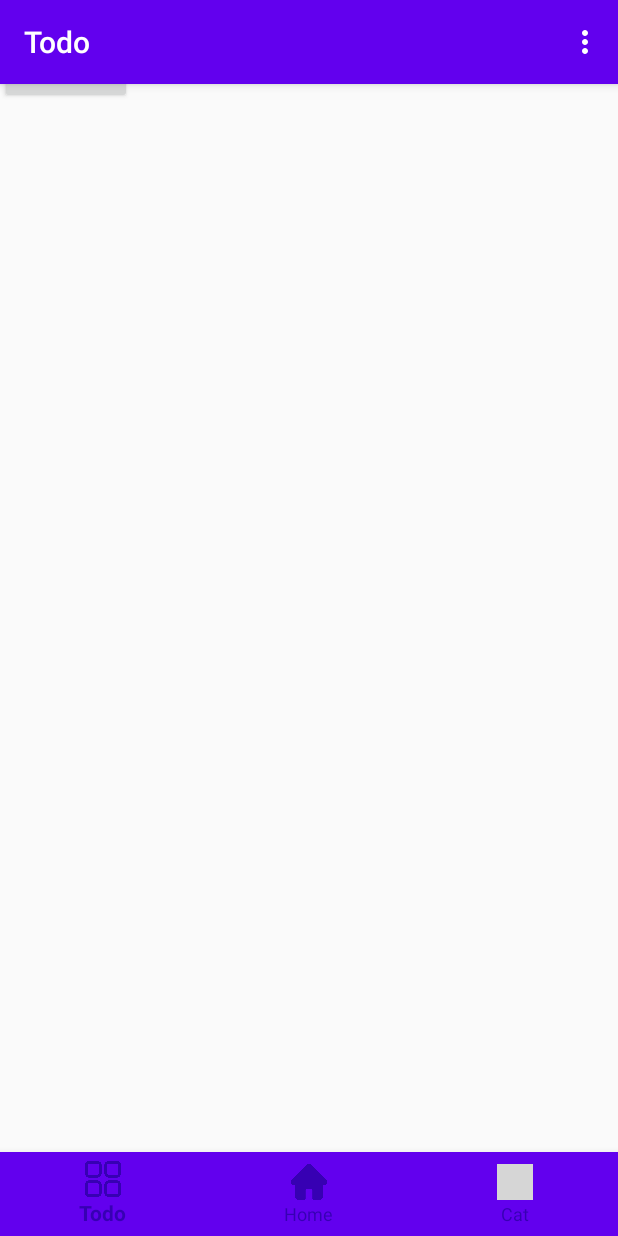
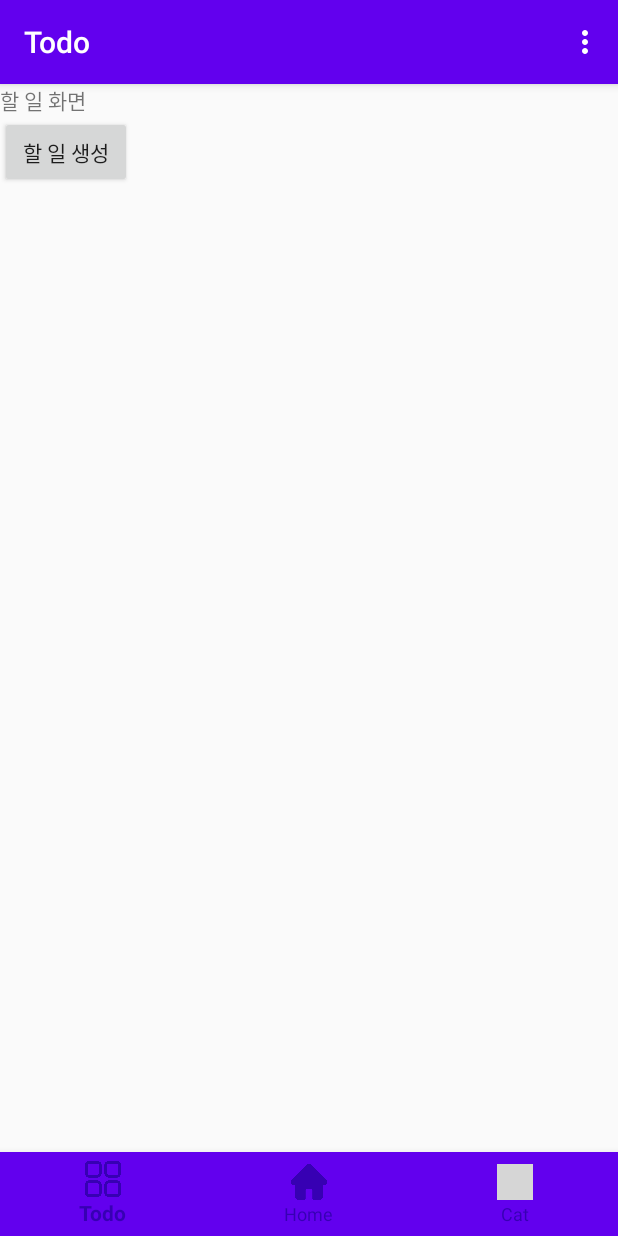
Before and after one commit to sanhae11/Plan_Cat, an Android app: the screen it shows after launch (MainActivity), in the options menu, after a tap on "완료 목록 숨기기", on a phone screen of 412 x 824 dp. Run offline under Robolectric (Android 15) with nearby library versions, the phone set to English and light mode, and no system bars; grey boxes are pictures that could not be loaded.

Commit message:
각 화면에 padding 값 설정 - action bar overlay 모드로 인해 레이아웃 일부 가려지는 문제 해결

```diff
--- a/app/src/main/res/layout/activity_assign_things.xml
+++ b/app/src/main/res/layout/activity_assign_things.xml
@@ -4,6 +4,7 @@
     xmlns:tools="http://schemas.android.com/tools"
     android:layout_width="match_parent"
     android:layout_height="match_parent"
-    tools:context=".AssignThingsActivity">
+    tools:context=".AssignThingsActivity"
+    android:paddingTop="?android:attr/actionBarSize">
 
 </androidx.constraintlayout.widget.ConstraintLayout>
--- a/app/src/main/res/layout/activity_cat_book.xml
+++ b/app/src/main/res/layout/activity_cat_book.xml
@@ -4,6 +4,7 @@
     xmlns:tools="http://schemas.android.com/tools"
     android:layout_width="match_parent"
     android:layout_height="match_parent"
-    tools:context=".CatBookActivity">
+    tools:context=".CatBookActivity"
+    android:paddingTop="?android:attr/actionBarSize">
 
 </androidx.constraintlayout.widget.ConstraintLayout>
--- a/app/src/main/res/layout/activity_create_todo.xml
+++ b/app/src/main/res/layout/activity_create_todo.xml
@@ -3,7 +3,8 @@
     xmlns:tools="http://schemas.android.com/tools"
     android:layout_width="match_parent"
     android:layout_height="match_parent"
-    tools:context=".CreateTodoActivity">
+    tools:context=".CreateTodoActivity"
+    android:paddingTop="?android:attr/actionBarSize">
 
         <TextView
             android:layout_width="match_parent"
--- a/app/src/main/res/layout/activity_edit_todo.xml
+++ b/app/src/main/res/layout/activity_edit_todo.xml
@@ -4,6 +4,7 @@
     xmlns:tools="http://schemas.android.com/tools"
     android:layout_width="match_parent"
     android:layout_height="match_parent"
-    tools:context=".EditTodoActivity">
+    tools:context=".EditTodoActivity"
+    android:paddingTop="?android:attr/actionBarSize">
 
 </androidx.constraintlayout.widget.ConstraintLayout>
--- a/app/src/main/res/layout/activity_my_things.xml
+++ b/app/src/main/res/layout/activity_my_things.xml
@@ -4,6 +4,7 @@
     xmlns:tools="http://schemas.android.com/tools"
     android:layout_width="match_parent"
     android:layout_height="match_parent"
-    tools:context=".MyThingsActivity">
+    tools:context=".MyThingsActivity"
+    android:paddingTop="?android:attr/actionBarSize">
 
 </androidx.constraintlayout.widget.ConstraintLayout>
--- a/app/src/main/res/layout/activity_shop.xml
+++ b/app/src/main/res/layout/activity_shop.xml
@@ -4,6 +4,7 @@
     xmlns:tools="http://schemas.android.com/tools"
     android:layout_width="match_parent"
     android:layout_height="match_parent"
-    tools:context=".ShopActivity">
+    tools:context=".ShopActivity"
+    android:paddingTop="?android:attr/actionBarSize">
 
 </androidx.constraintlayout.widget.ConstraintLayout>
--- a/app/src/main/res/layout/fragment_home.xml
+++ b/app/src/main/res/layout/fragment_home.xml
@@ -1,7 +1,8 @@
 <?xml version="1.0" encoding="utf-8"?>
 <LinearLayout xmlns:android="http://schemas.android.com/apk/res/android"
     android:layout_width="match_parent"
-    android:layout_height="match_parent">
+    android:layout_height="match_parent"
+    android:paddingTop="?android:attr/actionBarSize">
 
     <TextView
         android:layout_width="wrap_content"
--- a/app/src/main/res/layout/fragment_todo.xml
+++ b/app/src/main/res/layout/fragment_todo.xml
@@ -2,7 +2,8 @@
 <LinearLayout xmlns:android="http://schemas.android.com/apk/res/android"
     android:layout_width="match_parent"
     android:layout_height="match_parent"
-    android:orientation="vertical">
+    android:orientation="vertical"
+    android:paddingTop="?android:attr/actionBarSize">
 
     <TextView
         android:layout_width="wrap_content"
```
